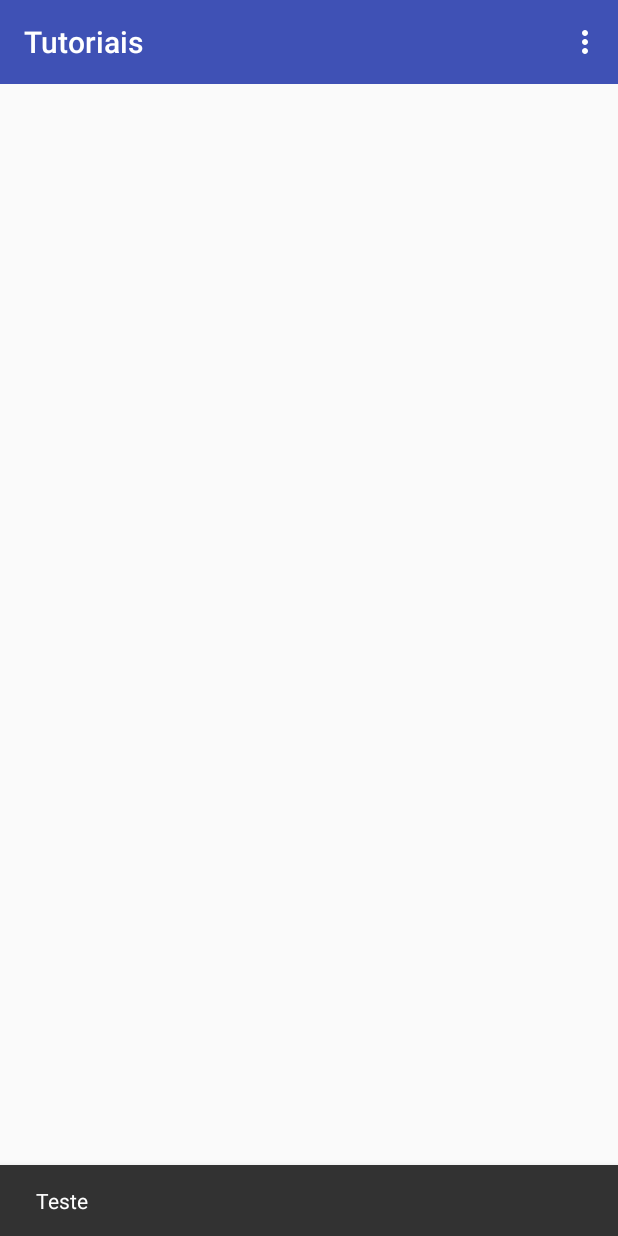
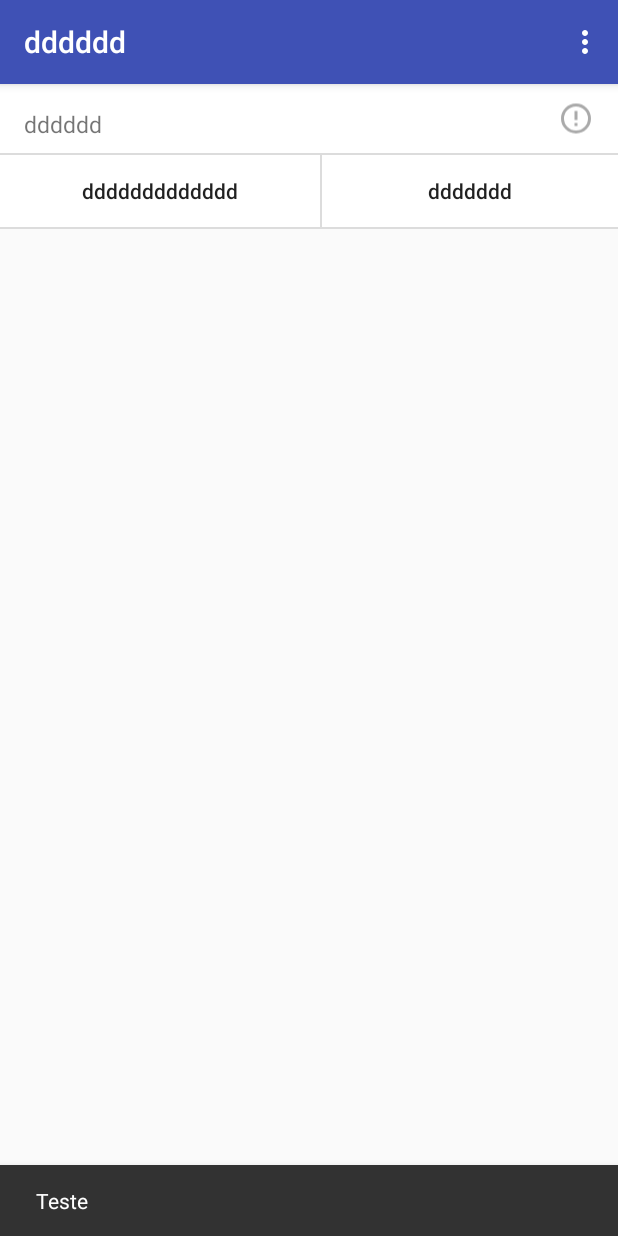
Before and after one commit to MCristoni/AplicativoTutorial, an Android app: the screen it shows after launch (MainActivity), in the options menu, after a tap on "teste", on a phone screen of 412 x 824 dp. Run offline under Robolectric (Android 15) with nearby library versions, the phone set to English and light mode, and no system bars.

```diff
--- a/app/build.gradle
+++ b/app/build.gradle
@@ -19,6 +19,7 @@ android {
     }
     productFlavors {
     }
+    sourceSets { main { res.srcDirs = ['src/main/res', 'src/main/res/values-en'] } }
 }
 
 dependencies {
--- a/app/src/main/java/adapters/CustomDialog.java
+++ b/app/src/main/java/adapters/CustomDialog.java
@@ -19,34 +19,20 @@ public class CustomDialog
 {
     Dialog dialog = null;
 
-    public void ShowDialog(final Activity activity, Item item)
+    public void ShowDialog(Activity context, Item item)
     {
-        dialog = new Dialog(activity, R.style.dialog_theme);
+        dialog = new Dialog(context, R.style.dialog_theme);
         dialog.setCancelable(false);
         dialog.setContentView(R.layout.custom_dialog);
 
         TextView txtTitulo = (TextView) dialog.findViewById(R.id.txtTituloDialog);
-        if (item.tituloInfo.isEmpty())
-        {
-            txtTitulo.setVisibility(View.GONE);
-        }
-        else
-        {
-            txtTitulo.setText(item.tituloInfo);
-        }
+        txtTitulo.setText(item.tituloDialog);
 
         TextView txtMensagem = (TextView) dialog.findViewById(R.id.txtMensagemDialog);
-        if (item.mensagemInfo.isEmpty())
-        {
-            txtMensagem.setVisibility(View.GONE);
-        }
-        else
-        {
-            txtMensagem.setText(item.mensagemInfo);
-        }
+        txtMensagem.setText(item.textoDialog);
 
         Button button = (Button) dialog.findViewById(R.id.btnOkDialog);
-        button.setText(activity.getString(R.string.entendi));
+        button.setText(context.getString(R.string.entendi));
         button.setOnClickListener(new View.OnClickListener()
         {
             @Override
@@ -76,4 +62,6 @@ public class CustomDialog
         dialog.onBackPressed();
         dialog.show();
     }
+
+
 }
--- /dev/null
+++ b/app/src/main/java/adapters/adapterListaAndroid.java
@@ -0,0 +1,80 @@
+package adapters;
+
+import android.app.Activity;
+import android.support.design.widget.Snackbar;
+import android.view.View;
+import android.view.ViewGroup;
+import android.widget.BaseAdapter;
+import android.widget.Button;
+import android.widget.ImageView;
+import android.widget.TextView;
+import android.widget.Toast;
+import com.matheuscristoni.tutoriais.MainActivity;
+import com.matheuscristoni.tutoriais.R;
+
+import java.util.List;
+
+import constantes.Constantes;
+import constantes.Item;
+
+public class adapterListaAndroid extends BaseAdapter
+{
+    private List<Item> itens;
+    private Activity context;
+
+    public adapterListaAndroid(Activity mainActivity, List<Item> listaItens)
+    {
+        this.context = mainActivity;
+        this.itens = listaItens;
+    }
+
+    @Override
+    public int getCount()
+    {
+        return itens.size();
+    }
+
+    @Override
+    public Object getItem(int position)
+    {
+        return itens.get(position);
+    }
+
+    @Override
+    public long getItemId(int position)
+    {
+        return position;
+    }
+
+    @Override
+    public View getView(final int position, final View convertView, ViewGroup parent)
+    {
+        final View view = context.getLayoutInflater().inflate(R.layout.adapter, parent, false);
+        TextView titulo = (TextView) view.findViewById(R.id.txtTituloAdapter);
+        //TODO: 26/02/17 - setOnClickListener para gerar o modal - CustomDialog dialog = new CustomDialog();
+        ImageView btnInfo = (ImageView) view.findViewById(R.id.btnInfo);
+        // TODO: 26/02/17 - Fazer evento de clique de acordo com o tutorial
+        Button btnPrevia = (Button) view.findViewById(R.id.btnPrevia);
+        // TODO: 26/02/17 -  Fazer evento de clique de acordo com o tutorial
+        Button btnCodigo = (Button) view.findViewById(R.id.btnCodigo);
+
+        verificaPosicoes(position, itens.get(position),titulo, btnInfo, btnPrevia, btnCodigo);
+
+        return view;
+    }
+
+    private void verificaPosicoes(int pos, final Item item, TextView titulo, ImageView btnInfo, Button btnPrevia, Button btnCodigo)
+    {
+        if (pos == Constantes.EFEITO_PRESSIONADO)
+        {
+            titulo.setText(item.tituloAdapter);
+            btnInfo.setOnClickListener(new View.OnClickListener() {
+                @Override
+                public void onClick(View v) {
+                    CustomDialog dialog = new CustomDialog();
+                    dialog.ShowDialog(context, item);
+                }
+            });
+        }
+    }
+}
--- a/app/src/main/java/com/matheuscristoni/tutoriais/MainActivity.java
+++ b/app/src/main/java/com/matheuscristoni/tutoriais/MainActivity.java
@@ -1,19 +1,15 @@
 package com.matheuscristoni.tutoriais;
 
 import android.os.Bundle;
-import android.support.design.widget.Snackbar;
-import android.support.v7.app.AppCompatActivity;
 import android.support.v7.widget.Toolbar;
-import android.view.Menu;
-import android.view.MenuItem;
-import android.view.View;
 import android.widget.ListView;
 
 import java.util.ArrayList;
 import java.util.List;
 
-import adapters.adapterLista;
+import adapters.adapterListaAndroid;
 import constantes.Constantes;
+import constantes.Item;
 import menu.MenuToolbar;
 
 public class MainActivity extends MenuToolbar
@@ -30,7 +26,8 @@ public class MainActivity extends MenuToolbar
 
         ListView lista = (ListView) findViewById(R.id.listaTeste);
 
-        List<String> listaItens = new ArrayList<>();
-        lista.setAdapter(new adapterLista(this, listaItens, Constantes.ANDROID));
+        List<Item> listaItens = new ArrayList<>();
+        listaItens.add(new Item(this, R.string.tituloEfeitoPressionado, R.string.textoEfeitoPressionado));
+        lista.setAdapter(new adapterListaAndroid(this, listaItens));
     }
 }
--- a/app/src/main/java/constantes/Item.java
+++ b/app/src/main/java/constantes/Item.java
@@ -1,4 +1,6 @@
 package constantes;
+
+import android.app.Activity;
 
 /**
  * Created by matheuscristoni on 28/02/17.
@@ -6,9 +8,16 @@ package constantes;
 
 public class Item
 {
-    public String tituloInfo;
-    public String mensagemInfo;
-    public String tituloItem;
+    public String tituloAdapter;
+    public String tituloDialog;
+    public String textoDialog;
 
     public Item(){ }
+
+    public Item(Activity activity, int titulos, int textoDialog)
+    {
+        this.tituloAdapter =  activity.getString(titulos);
+        this.tituloDialog = activity.getString(titulos);
+        this.textoDialog = activity.getString(textoDialog);
+    }
 }
--- a/app/src/main/res/values/strings.xml
+++ b/app/src/main/res/values/strings.xml
@@ -1,13 +1,13 @@
 <resources>
-    <string name="app_name">Tutoriais</string>
-    <string name="previa">Prévia</string>
-    <string name="codigo">Código</string>
-    <string name="itemPrincipal">Item Principal</string>
+    <string name="app_name">dddddd</string>
+    <string name="previa">ddddddddddddd</string>
+    <string name="codigo">ddddddd</string>
+    <string name="itemPrincipal">dddddddd</string>
 
     <!-- Botões -->
-    <string name="entendi">Entendi</string>
+    <string name="entendi">ddddddddd</string>
 
     <!-- Efeito pressionado -->
-    <string name="tituloEfeitoPressionado">Efeito Pressionado</string>
-    <string name="textoEfeitoPressionado">Este recurso é utilizado quando desejamos dar ao usuário uma resposta visual ao apertar um botão ou view.\n\nEm outras palavras, quando o usuário realizar um clique no local onde o recurso foi implementado, o seu mudará de cor.</string>
+    <string name="tituloEfeitoPressionado">dddddd</string>
+    <string name="textoEfeitoPressionado">ddddddddddddd</string>
 </resources>
--- /dev/null
+++ b/mylibrary/src/main/res/values/strings.xml
@@ -0,0 +1,3 @@
+<resources>
+    <string name="app_name">My Library</string>
+</resources>
```
Also changed, not shown: app/src/main/java/adapters/adapterLista.java (deleted, +0 -124 lines), app/src/main/java/menu/MenuToolbar.java (+0 -15 lines), mylibrary/build.gradle (added, +31 -0 lines), mylibrary/src/main/AndroidManifest.xml (added, +9 -0 lines), 298 other files.
